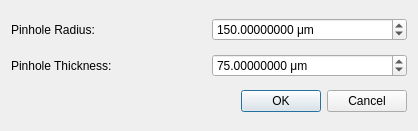
Old version of the form hexrd/ui/resources/ui/pinhole_mask_dialog.ui in the repository HEXRD/hexrdgui.
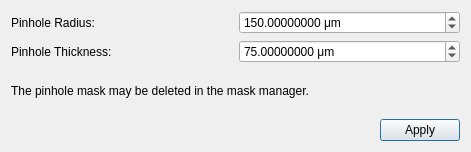
New version of the form. Custom widgets are drawn as their Qt base class.

Commit message:
Make pinhole mask dialog more interactive
The pinhole mask settings are now saved so that they persist both in the
same session and in between sessions.

Also, the dialog now stays open with an "Apply" button. When this is clicked,
the previous pinhole mask is replaced with a mask generated with the new
settings. This allows users to modify the values, create the pinhole mask, and
then repeat in case the values need to be modified.

Fixes: #1417

Patch:
```diff
--- a/hexrd/ui/resources/ui/pinhole_mask_dialog.ui
+++ b/hexrd/ui/resources/ui/pinhole_mask_dialog.ui
@@ -6,8 +6,8 @@
    <rect>
     <x>0</x>
     <y>0</y>
-    <width>418</width>
-    <height>131</height>
+    <width>471</width>
+    <height>152</height>
    </rect>
   </property>
   <property name="minimumSize">
@@ -75,10 +75,17 @@
      </property>
     </widget>
    </item>
-   <item row="2" column="0" colspan="2">
+   <item row="3" column="0" colspan="2">
     <widget class="QDialogButtonBox" name="button_box">
      <property name="standardButtons">
-      <set>QDialogButtonBox::Cancel|QDialogButtonBox::Ok</set>
+      <set>QDialogButtonBox::Apply</set>
+     </property>
+    </widget>
+   </item>
+   <item row="2" column="0" colspan="2">
+    <widget class="QLabel" name="label">
+     <property name="text">
+      <string>The pinhole mask may be deleted in the mask manager.</string>
      </property>
     </widget>
    </item>
```
The commit also changes 3 other files.
